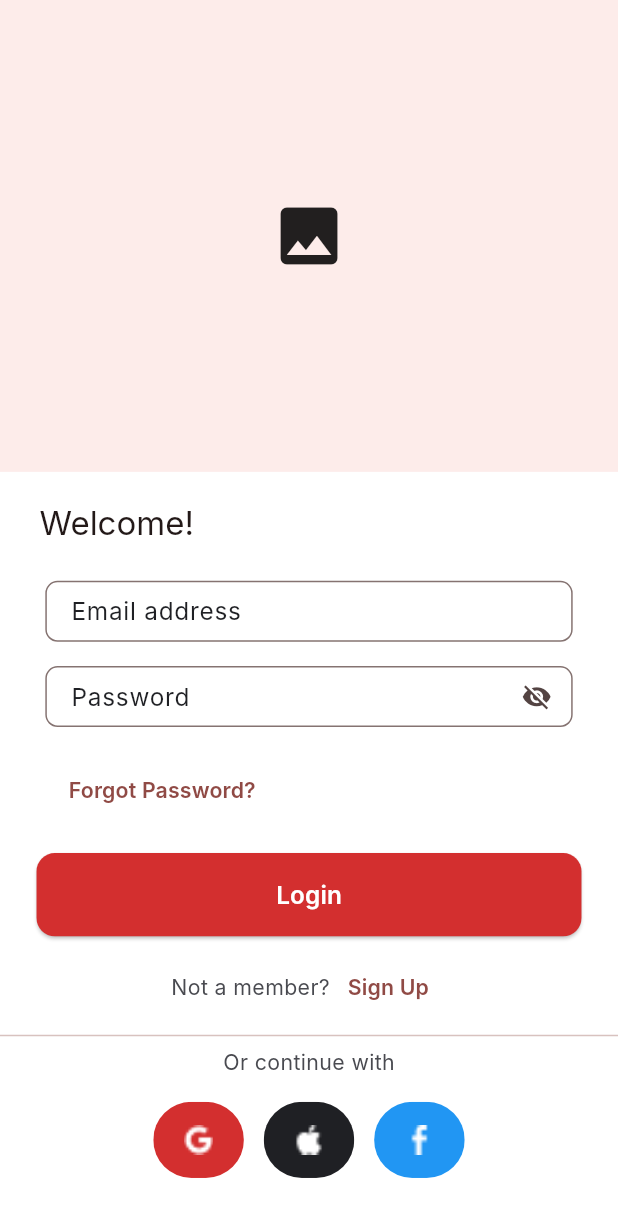
After one commit to Usmandankama/Mobile-Prototyping-Kit, a Flutter app: the screen it shows after launch, on a phone screen of 412 x 824 dp. The commit adds this screen. Shown: the top 1217 px of the screen. Run offline on Flutter 3.47's test engine with Material 3 defaults, Android fonts, the phone set to English and light mode, and no system bars; our stand-ins replace flutter_screenutil, smooth_page_indicator; Roboto replaces fonts that are missing (Inter).

Commit message:
Add login screen and reusable UI components
Introduced a new login screen with social login options and custom UI components for text fields and buttons. Added icon assets for Google, Apple, and Facebook. Removed the incorrectly named login_screem.dart and replaced it with login_screen.dart. Updated main.dart to use the new login screen and integrated flutter_screenutil for responsive design. Also added an onboarding page component.

```diff
--- a/lib/main.dart
+++ b/lib/main.dart
@@ -1,6 +1,7 @@
 import 'package:flutter/material.dart';
-import 'package:prototyping_kit/screens/feedback/feedback_screen.dart';
-import 'package:prototyping_kit/themes/them_resolver.dart';
+import 'package:flutter_screenutil/flutter_screenutil.dart';
+import 'package:prototyping_kit/screens/auth/login_screen.dart';
+import 'package:prototyping_kit/themes/theme_resolver.dart';
 
 void main() {
   runApp(const MyApp());
@@ -12,14 +13,19 @@ class MyApp extends StatelessWidget {
   // This widget is the root of your application.
   @override
   Widget build(BuildContext context) {
-    return MaterialApp(
-      debugShowCheckedModeBanner: false,
-      theme: ThemeResolver.light(),
-      darkTheme: ThemeResolver.dark(),
-      themeMode: ThemeMode.system,
-      home: Scaffold(
-        body: Text('Hello World'),
-      ),
+    return ScreenUtilInit(
+      designSize: const Size(375, 812),
+      minTextAdapt: true,
+      splitScreenMode: true,
+      builder: (context, child) {
+        return MaterialApp(
+          debugShowCheckedModeBanner: false,
+          theme: ThemeResolver.light(),
+          darkTheme: ThemeResolver.dark(),
+          themeMode: ThemeMode.system,
+          home: LoginScreen(),
+        );
+      },
     );
   }
 }
--- /dev/null
+++ b/lib/screens/auth/components/custom_textfield.dart
@@ -0,0 +1,28 @@
+import 'package:flutter/material.dart';
+import 'package:flutter_screenutil/flutter_screenutil.dart';
+
+class CustomTextfield extends StatelessWidget {
+  const CustomTextfield({super.key, required this.hintText, this.icon, this.onTap});
+  final String? hintText;
+  final IconData? icon;
+  final VoidCallback? onTap;
+  @override
+  Widget build(BuildContext context) {
+    return Container(
+      width: 320.w,
+      height: 40.h,
+      child: TextField(
+        decoration: InputDecoration(
+          hintText: hintText,
+          hintStyle: Theme.of(context).textTheme.bodyLarge,
+          suffixIcon: GestureDetector(
+            onTap: () {},
+            child: Icon(icon, size: 20.sp),
+          ),
+          border: OutlineInputBorder(borderRadius: BorderRadius.circular(8.r)),
+          contentPadding: EdgeInsets.symmetric(horizontal: 12.w, vertical: 8.h),
+        ),
+      ),
+    );
+  }
+}
--- /dev/null
+++ b/lib/screens/auth/login_screen.dart
@@ -0,0 +1,129 @@
+import 'package:flutter/material.dart';
+import 'package:flutter_screenutil/flutter_screenutil.dart';
+import 'package:prototyping_kit/screens/auth/components/custom_textfield.dart';
+import 'package:prototyping_kit/screens/components/custom_Button.dart';
+import 'package:prototyping_kit/themes/app_colors.dart';
+
+class LoginScreen extends StatefulWidget {
+  const LoginScreen({super.key});
+
+  @override
+  State<LoginScreen> createState() => _LoginScreenState();
+}
+
+class _LoginScreenState extends State<LoginScreen> {
+  bool isVisible = false;
+  @override
+  Widget build(BuildContext context) {
+    return Scaffold(
+      body: Column(
+        mainAxisAlignment: MainAxisAlignment.start,
+        crossAxisAlignment: CrossAxisAlignment.start,
+        children: [
+          Container(
+            height: 310.h,
+            width: double.infinity,
+            decoration: BoxDecoration(color: AppColors.primaryMuted),
+            child: Center(
+              child: Center(child: Icon(Icons.image, size: 50.sp)),
+            ),
+          ),
+          SizedBox(height: 20.h),
+          Padding(
+            padding: EdgeInsets.symmetric(horizontal: 24.w),
+            child: Text(
+              "Welcome!",
+              style: Theme.of(context).textTheme.titleLarge,
+            ),
+          ),
+          SizedBox(height: 24.h),
+          Center(child: CustomTextfield(hintText: "Email address")),
+          SizedBox(height: 16.h),
+          Center(
+            child: CustomTextfield(
+              hintText: "Password",
+              icon: isVisible ? Icons.visibility : Icons.visibility_off,
+              onTap: () {
+                setState(() {
+                  isVisible = !isVisible;
+                });
+              },
+            ),
+          ),
+          SizedBox(height: 10.h),
+          Padding(
+            padding: EdgeInsets.symmetric(horizontal: 20.w),
+            child: TextButton(
+              onPressed: () {},
+              child: TextButton(
+                onPressed: () {},
+                child: Text(
+                  "Forgot Password?",
+                  // style: Theme.of(
+                  //   context,
+                  // ).textTheme.bodyMedium?.copyWith(color: AppColors.primary),
+                ),
+              ),
+            ),
+          ),
+          CustomButton(title: 'Login', onPressed: () {}),
+          // SizedBox(height: 16.h),
+          Row(
+            mainAxisAlignment: MainAxisAlignment.center,
+            children: [
+              Text("Not a member?"),
+              TextButton(onPressed: () {}, child: Text("Sign Up")),
+            ],
+          ),
+          Divider(),
+          Center(child: Text('Or continue with')),
+          SizedBox(height: 16.h),
+          Row(
+            mainAxisAlignment: MainAxisAlignment.center,
+            children: [
+              ClipRRect(
+                borderRadius: BorderRadius.circular(50.r),
+                child: Container(
+                  color: AppColors.primary,
+                  width: 55.w,
+                  height: 50.h,
+                  child: Center(
+                    child: Image.asset('assets/icons/google.png', scale: .6.sp),
+                  ),
+                ),
+              ),
+
+              SizedBox(width: 12.w),
+              ClipRRect(
+                borderRadius: BorderRadius.circular(50.r),
+                child: Container(
+                  color: AppColors.gray900,
+                  width: 55.w,
+                  height: 50.h,
+                  child: Center(
+                    child: Image.asset('assets/icons/apple.png', scale: .6.sp),
+                  ),
+                ),
+              ),
+              SizedBox(width: 12.w),
+              ClipRRect(
+                borderRadius: BorderRadius.circular(50.r),
+                child: Container(
+                  color: Colors.blue,
+                  width: 55.w,
+                  height: 50.h,
+                  child: Center(
+                    child: Image.asset(
+                      'assets/icons/facebook.png',
+                      scale: .6.sp,
+                    ),
+                  ),
+                ),
+              ),
+            ],
+          ),
+        ],
+      ),
+    );
+  }
+}
--- /dev/null
+++ b/lib/screens/components/custom_button.dart
@@ -0,0 +1,39 @@
+import 'package:flutter/material.dart';
+import 'package:flutter_screenutil/flutter_screenutil.dart';
+import 'package:prototyping_kit/themes/app_colors.dart';
+
+class CustomButton extends StatelessWidget {
+  const CustomButton({super.key, required this.title, required this.onPressed});
+
+  final String title;
+  final VoidCallback onPressed;
+
+  @override
+  Widget build(BuildContext context) {
+    return Padding(
+      padding: EdgeInsets.symmetric(horizontal: 24.sp, vertical: 10.h),
+      child: SizedBox(
+        width: double.infinity,
+        child: ElevatedButton(
+          style: ButtonStyle(
+            shape: WidgetStateProperty.all(
+              RoundedRectangleBorder(borderRadius: BorderRadius.circular(12.r)),
+            ),
+            padding: WidgetStateProperty.all(
+              EdgeInsets.symmetric(vertical: 16.h),
+            ),
+            backgroundColor: WidgetStateProperty.all(AppColors.primary),
+          ),
+          onPressed: onPressed,
+          child: Text(
+            title,
+            style: TextStyle(
+              fontSize: 16.sp,
+              color: Theme.of(context).colorScheme.onPrimary,
+            ),
+          ),
+        ),
+      ),
+    );
+  }
+}
--- /dev/null
+++ b/lib/screens/onboarding/components/onboard_page.dart
@@ -0,0 +1,47 @@
+import 'package:flutter/material.dart';
+import 'package:flutter_screenutil/flutter_screenutil.dart';
+import 'package:prototyping_kit/themes/app_colors.dart';
+class OnboardPage extends StatelessWidget {
+  final String title;
+  final String subtitle;
+
+  const OnboardPage({
+    super.key,
+    required this.title,
+    required this.subtitle,
+  });
+
+  @override
+  Widget build(BuildContext context) {
+    return Column(
+      children: [
+        Expanded(
+          child: Container(
+            color: AppColors.primaryMuted,
+            child: const Center(
+              child: Icon(Icons.image, size: 80),
+            ),
+          ),
+        ),
+        Padding(
+          padding: const EdgeInsets.all(24),
+          child: Column(
+            children: [
+              Text(
+                title,
+                textAlign: TextAlign.center,
+                style: Theme.of(context).textTheme.headlineSmall,
+              ),
+              SizedBox(height: 12.h),
+              Text(
+                subtitle,
+                textAlign: TextAlign.center,
+                style: Theme.of(context).textTheme.bodyMedium,
+              ),
+            ],
+          ),
+        ),
+      ],
+    );
+  }
+}
```
Also changed, not shown: assets/icons/apple.png (added), assets/icons/facebook.png (added), assets/icons/google.png (added), lib/screens/auth/login_screem.dart (deleted).
